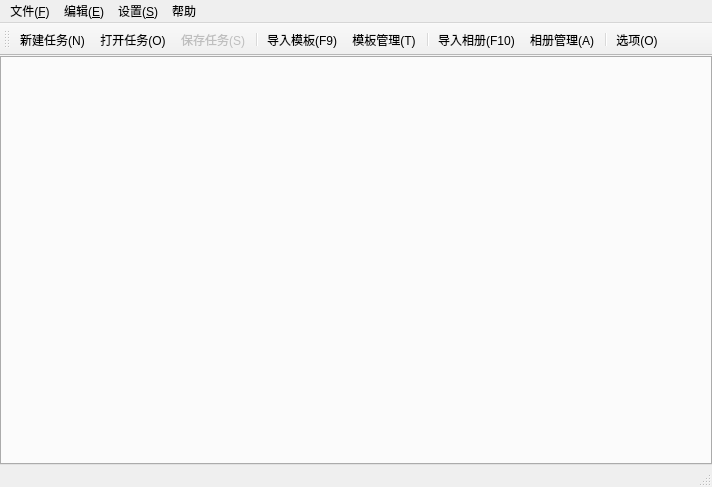
Above: MainWindow.ui from Onglu/AlbumTool before the change. Below: the same form after it.
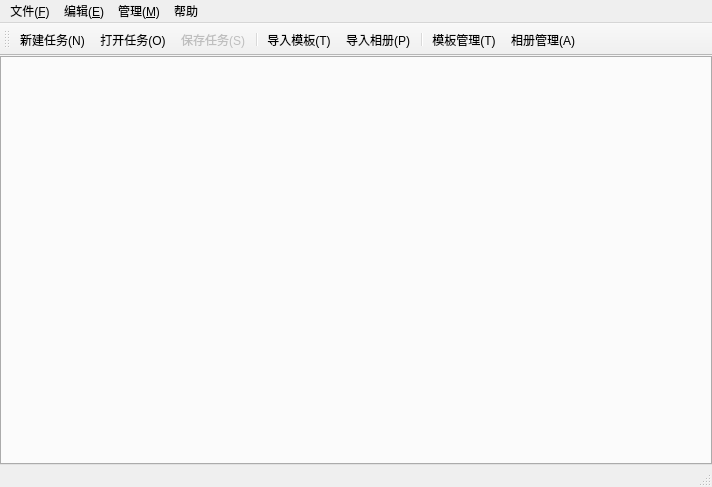
That is the form after the change. Icons and pictures are not drawn.

Commit message: 增加文件传输管理模块，增加用户查找对话框。

Diff of the .ui file:
```diff
--- a/MainWindow.ui
+++ b/MainWindow.ui
@@ -88,7 +88,7 @@
    </widget>
    <widget class="QMenu" name="settingMenu">
     <property name="title">
-     <string>设置(&amp;S)</string>
+     <string>管理(&amp;M)</string>
     </property>
     <addaction name="manageTemplateAction"/>
     <addaction name="manageAlbumAction"/>
@@ -114,12 +114,10 @@
    <addaction name="saveAction"/>
    <addaction name="separator"/>
    <addaction name="importTemplatesAction"/>
-   <addaction name="manageTemplateAction"/>
-   <addaction name="separator"/>
    <addaction name="importAlbumsAction"/>
+   <addaction name="separator"/>
+   <addaction name="manageTemplateAction"/>
    <addaction name="manageAlbumAction"/>
-   <addaction name="separator"/>
-   <addaction name="optionAction"/>
   </widget>
   <widget class="QStatusBar" name="statusBar">
    <property name="styleSheet">
@@ -181,7 +179,7 @@
   </action>
   <action name="importTemplatesAction">
    <property name="text">
-    <string>导入模板(&amp;F9)</string>
+    <string>导入模板(&amp;T)</string>
    </property>
    <property name="toolTip">
     <string>导入模板(F9)</string>
@@ -192,7 +190,7 @@
   </action>
   <action name="importAlbumsAction">
    <property name="text">
-    <string>导入相册(&amp;F10)</string>
+    <string>导入相册(&amp;P)</string>
    </property>
    <property name="toolTip">
     <string>模板管理(F10)</string>
@@ -227,14 +225,6 @@
     <string>相册管理(&amp;A)</string>
    </property>
   </action>
-  <action name="optionAction">
-   <property name="text">
-    <string>选项(&amp;O)</string>
-   </property>
-   <property name="toolTip">
-    <string>配置选项</string>
-   </property>
-  </action>
  </widget>
  <layoutdefault spacing="6" margin="11"/>
  <resources>
```
Left out of the diff: 9 changed lines with no effect on the pictures. The commit also changes 32 other files.
